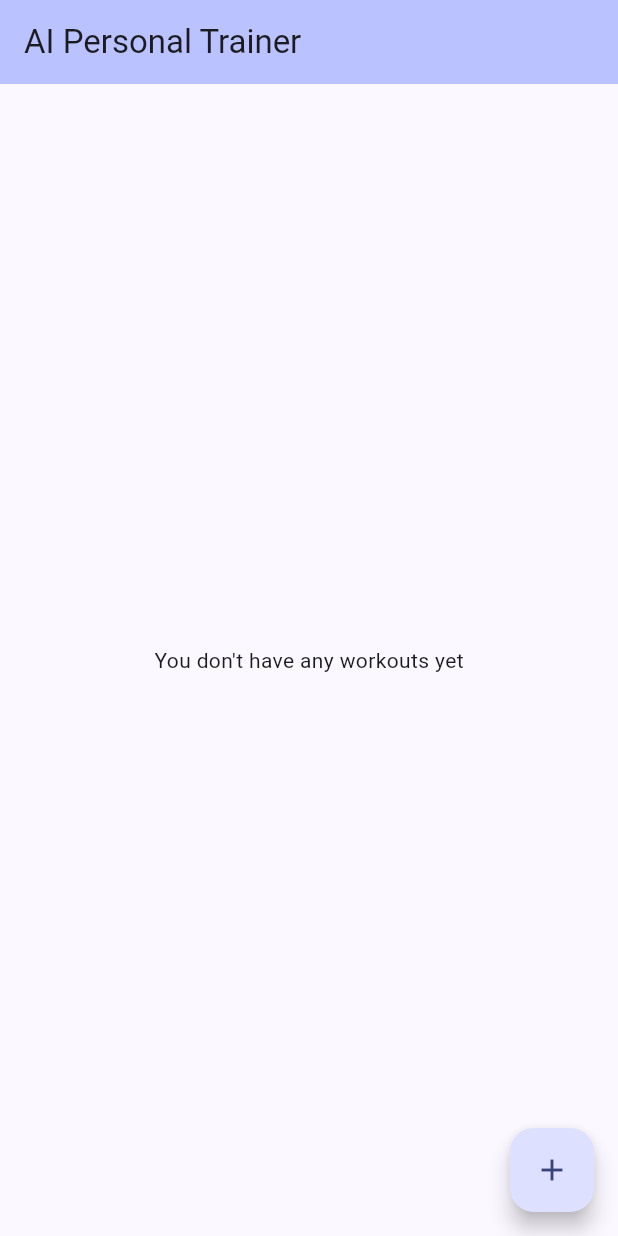
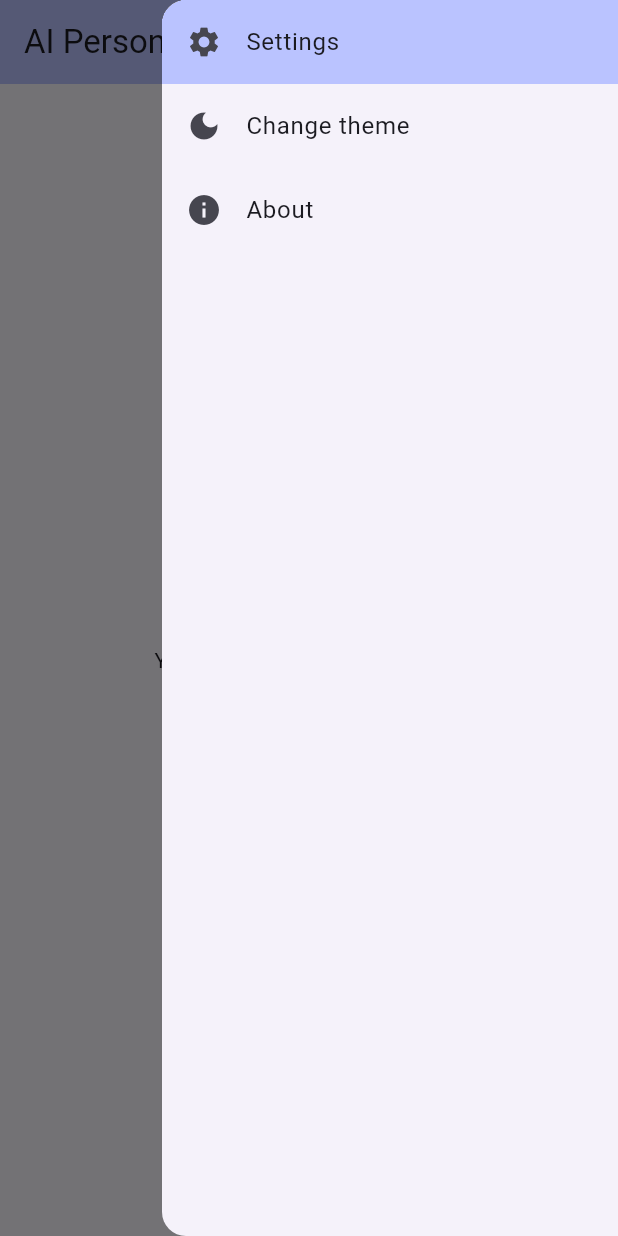
Before and after one commit to Torelli/ai_personal_trainer, a Flutter app: the screen it shows after launch, with the side drawer open (before the commit the screen has no drawer), on a phone screen of 412 x 824 dp. Run offline on Flutter 3.47's test engine with Material 3 defaults, Android fonts, the phone set to English and light mode, and no system bars; our stand-ins replace shared_preferences; missing offline and left inert: dart_openai, dotenv.

Commit message:
feat: implemented about alert, theme switch + code refactor

```diff
--- a/lib/main.dart
+++ b/lib/main.dart
@@ -1,16 +1,103 @@
 import 'dart:io';
 
+import 'package:ai_personal_trainer/model/workout_day.dart';
+import 'package:ai_personal_trainer/model/workout_request.dart';
 import 'package:ai_personal_trainer/service/get_response.dart';
 import 'package:ai_personal_trainer/service/workout_storage.dart';
+import 'package:ai_personal_trainer/model/workout.dart';
 import 'package:flutter/material.dart';
 import 'package:flutter/services.dart';
 import 'package:provider/provider.dart';
+import 'package:shared_preferences/shared_preferences.dart';
+import 'package:url_launcher/url_launcher_string.dart';
 
 void main() {
   runApp(MyApp());
 }
 
-class MyApp extends StatelessWidget {
+class MyApp extends StatefulWidget {
+  @override
+  State<MyApp> createState() => _MyAppState();
+
+  // ignore: library_private_types_in_public_api
+  static _MyAppState of(BuildContext context) =>
+      context.findAncestorStateOfType<_MyAppState>()!;
+}
+
+class _MyAppState extends State<MyApp> {
+  ThemeMode _themeMode = ThemeMode.system;
+
+  @override
+  void initState() {
+    super.initState();
+    _loadTheme();
+  }
+
+  Future<void> _loadTheme() async {
+    final prefs = await SharedPreferences.getInstance();
+    if (prefs.getString('theme') == null) {
+      return;
+    }
+    if (prefs.getString('theme') == 'dark') {
+      setState(() {
+        _themeMode = ThemeMode.dark;
+      });
+    }
+    if (prefs.getString('theme') == 'light') {
+      setState(() {
+        _themeMode = ThemeMode.light;
+      });
+    }
+  }
+
+  void toggleTheme() async {
+    var brightness = MediaQuery.of(context).platformBrightness;
+    bool isDarkMode = brightness == Brightness.dark;
+    final prefs = await SharedPreferences.getInstance();
+
+    switch (_themeMode) {
+      case ThemeMode.system:
+        setState(() {
+          if (isDarkMode) {
+            _themeMode = ThemeMode.light;
+            prefs.setString('theme', 'light');
+          } else {
+            _themeMode = ThemeMode.dark;
+            prefs.setString('theme', 'dark');
+          }
+        });
+      case ThemeMode.light:
+        setState(() {
+          _themeMode = ThemeMode.dark;
+          prefs.setString('theme', 'dark');
+        });
+      default:
+        setState(() {
+          _themeMode = ThemeMode.light;
+          prefs.setString('theme', 'light');
+        });
+    }
+  }
+
+  IconData getCorrectIcon() {
+    var brightness = MediaQuery.of(context).platformBrightness;
+    bool isDarkMode = brightness == Brightness.dark;
+    IconData icon;
+    switch (_themeMode) {
+      case ThemeMode.system:
+        if (isDarkMode) {
+          icon = Icons.light_mode;
+        } else {
+          icon = Icons.dark_mode;
+        }
+      case ThemeMode.light:
+        icon = Icons.dark_mode;
+      default:
+        icon = Icons.light_mode;
+    }
+    return icon;
+  }
+
   @override
   Widget build(BuildContext context) {
     return ChangeNotifierProvider(
@@ -22,6 +109,12 @@ class MyApp extends StatelessWidget {
           colorScheme: ColorScheme.fromSeed(
               seedColor: Colors.indigo, brightness: Brightness.light),
         ),
+        darkTheme: ThemeData(
+          useMaterial3: true,
+          colorScheme: ColorScheme.fromSeed(
+              seedColor: Colors.indigo, brightness: Brightness.dark),
+        ),
+        themeMode: _themeMode,
         home: MyHomePage(
           storage: WorkoutStorage(),
         ),
@@ -30,98 +123,7 @@ class MyApp extends StatelessWidget {
   }
 }
 
-class WorkoutRequest {
-  List<String> days;
-  List<String> goals;
-  List<String> modalities;
-  String duration;
-
-  WorkoutRequest(this.days, this.goals, this.modalities, this.duration);
-
-  Map toJson() => {
-        'days': days,
-        'modalities': modalities,
-        'goals': goals,
-        'duration': duration
-      };
-}
-
-class Exercise {
-  late String name;
-  late String description;
-  late String reps;
-  bool isExpanded = false;
-
-  Exercise({required this.name, required this.description, required this.reps});
-
-  factory Exercise.fromJson(Map<String, dynamic> json) {
-    return Exercise(
-        name: json['name'] as String,
-        description: json['description'] as String,
-        reps: json['reps'] as String);
-  }
-
-  Map<String, dynamic> toJson() =>
-      {'name': name, 'description': description, 'reps': reps};
-}
-
-class WorkoutDay {
-  late String day;
-  late String duration;
-  late List<Exercise> exercises;
-
-  WorkoutDay(
-      {required this.day, required this.duration, required this.exercises});
-
-  factory WorkoutDay.fromJson(Map<String, dynamic> json) {
-    var exercisesJson = json['exercises'] as List;
-    List<Exercise> exercises =
-        exercisesJson.map((v) => Exercise.fromJson(v)).toList();
-    return WorkoutDay(
-        day: json['day'] as String,
-        duration: json['duration'] as String,
-        exercises: exercises);
-  }
-
-  Map<String, dynamic> toJson() => {
-        'day': day,
-        'duration': duration,
-        'exercises': exercises.map((e) => e.toJson()).toList(),
-      };
-}
-
-class Workout {
-  late String name;
-  late List<String> goals;
-  late List<String> modalities;
-  late List<WorkoutDay> days;
-
-  Workout(
-      {required this.name,
-      required this.goals,
-      required this.modalities,
-      required this.days});
-
-  factory Workout.fromJson(
-      Map<String, dynamic> json, List<String> goals, List<String> modalities) {
-    var daysObjsJson = json['days'] as List;
-    List<WorkoutDay> days =
-        daysObjsJson.map((v) => WorkoutDay.fromJson(v)).toList();
-
-    return Workout(
-        name: json['name'] as String,
-        goals: goals,
-        modalities: modalities,
-        days: days);
-  }
-
-  Map<String, dynamic> toJson() => {
-        'name': name,
-        'goals': goals,
-        'modalities': modalities,
-        'days': days.map((day) => day.toJson()).toList()
-      };
-}
+extension on State<MyApp> {}
 
 class MyAppState extends ChangeNotifier {
   WorkoutRequest request = WorkoutRequest([], [], [], '0h00m');
@@ -144,6 +146,7 @@ class MyHomePage extends StatefulWidget {
 class _MyHomePageState extends State<MyHomePage> {
   int index = 0;
   List<Workout> workouts = [];
+  GlobalKey<ScaffoldState> _scaffoldKey = GlobalKey<ScaffoldState>();
 
   @override
   void initState() {
@@ -176,9 +179,60 @@ class _MyHomePageState extends State<MyHomePage> {
   @override
   Widget build(BuildContext context) {
     return Scaffold(
+      key: _scaffoldKey,
       appBar: AppBar(
         title: Text('AI Personal Trainer'),
         backgroundColor: Theme.of(context).colorScheme.inversePrimary,
+        actions: [
+          IconButton(
+              onPressed: () => _scaffoldKey.currentState!.openEndDrawer(),
+              icon: Icon(Icons.settings))
+        ],
+      ),
+      endDrawer: Drawer(
+        child: ListView(
+          padding: EdgeInsets.zero,
+          children: [
+            ListTile(
+              leading: Icon(Icons.settings),
+              title: Text('Settings'),
+              tileColor: Theme.of(context).colorScheme.inversePrimary,
+            ),
+            ListTile(
+              leading: Icon(MyApp.of(context).getCorrectIcon()),
+              title: Text('Change theme'),
+              onTap: () => MyApp.of(context).toggleTheme(),
+            ),
+            ListTile(
+              leading: Icon(Icons.info),
+              title: Text('About'),
+              onTap: () => showAboutDialog(
+                  context: context,
+                  applicationVersion: '1.0.0',
+                  children: [
+                    Wrap(
+                      children: [
+                        Text('Created by '),
+                        InkWell(
+                          child: Text('Torelli'),
+                          onTap: () {
+                            try {
+                              launchUrlString('https://github.com/Torelli',
+                                  mode: LaunchMode.externalApplication);
+                            } catch (e) {
+                              ScaffoldMessenger.of(context).showSnackBar(
+                                  SnackBar(
+                                      content: Text(
+                                          'Couldn\'t open the browser :(')));
+                            }
+                          },
+                        )
+                      ],
+                    )
+                  ]),
+            )
+          ],
+        ),
       ),
       body: workouts.isEmpty
           ? Center(
@@ -287,10 +341,20 @@ class _MyHomePageState extends State<MyHomePage> {
                                         Navigator.pop(context, 'Success');
                                       }
                                     } catch (e) {
-                                      ScaffoldMessenger.of(context)
-                                          .showSnackBar(SnackBar(
-                                              content: Text(
-                                                  'Something went wrong, try again later')));
+                                      appState.updateRequest(
+                                          WorkoutRequest([], [], [], "0h00m"));
+                                      if (context.mounted) {
+                                        setState(() {
+                                          index = 0;
+                                          appState.updateRequest(WorkoutRequest(
+                                              [], [], [], "0h00m"));
+                                        });
+                                        Navigator.pop(context, 'Fail');
+                                        ScaffoldMessenger.of(context)
+                                            .showSnackBar(SnackBar(
+                                                content: Text(
+                                                    'Something went wrong, try again later')));
+                                      }
                                     }
                                   }
                                 : null,
@@ -352,12 +416,20 @@ class WorkoutPage extends StatelessWidget {
 
   @override
   Widget build(BuildContext context) {
+    final scaffoldStateKey = GlobalKey<ScaffoldState>();
+
     return DefaultTabController(
       initialIndex: 0,
       length: workout.days.length,
       child: Scaffold(
+        key: scaffoldStateKey,
         appBar: AppBar(
           backgroundColor: Theme.of(context).colorScheme.inversePrimary,
+          actions: [
+            IconButton(
+                onPressed: () => scaffoldStateKey.currentState!.openEndDrawer(),
+                icon: Icon(Icons.wysiwyg))
+          ],
           title: Text(workout.name),
           bottom: TabBar(
             tabs: workout.days
@@ -372,10 +444,10 @@ class WorkoutPage extends StatelessWidget {
             padding: EdgeInsets.zero,
             children: [
               ListTile(
-                leading: Icon(Icons.settings),
+                leading: Icon(Icons.wysiwyg),
                 tileColor: Theme.of(context).colorScheme.inversePrimary,
                 title: Text(
-                  'Options',
+                  'Workout Options',
                 ),
               ),
               ListTile(
--- /dev/null
+++ b/lib/model/workout.dart
@@ -0,0 +1,34 @@
+import 'package:ai_personal_trainer/model/workout_day.dart';
+
+class Workout {
+  late String name;
+  late List<String> goals;
+  late List<String> modalities;
+  late List<WorkoutDay> days;
+
+  Workout(
+      {required this.name,
+      required this.goals,
+      required this.modalities,
+      required this.days});
+
+  factory Workout.fromJson(
+      Map<String, dynamic> json, List<String> goals, List<String> modalities) {
+    var daysObjsJson = json['days'] as List;
+    List<WorkoutDay> days =
+        daysObjsJson.map((v) => WorkoutDay.fromJson(v)).toList();
+
+    return Workout(
+        name: json['name'] as String,
+        goals: goals,
+        modalities: modalities,
+        days: days);
+  }
+
+  Map<String, dynamic> toJson() => {
+        'name': name,
+        'goals': goals,
+        'modalities': modalities,
+        'days': days.map((day) => day.toJson()).toList()
+      };
+}
--- /dev/null
+++ b/lib/model/workout_day.dart
@@ -0,0 +1,26 @@
+import 'package:ai_personal_trainer/model/exercise.dart';
+
+class WorkoutDay {
+  late String day;
+  late String duration;
+  late List<Exercise> exercises;
+
+  WorkoutDay(
+      {required this.day, required this.duration, required this.exercises});
+
+  factory WorkoutDay.fromJson(Map<String, dynamic> json) {
+    var exercisesJson = json['exercises'] as List;
+    List<Exercise> exercises =
+        exercisesJson.map((v) => Exercise.fromJson(v)).toList();
+    return WorkoutDay(
+        day: json['day'] as String,
+        duration: json['duration'] as String,
+        exercises: exercises);
+  }
+
+  Map<String, dynamic> toJson() => {
+        'day': day,
+        'duration': duration,
+        'exercises': exercises.map((e) => e.toJson()).toList(),
+      };
+}
--- /dev/null
+++ b/lib/model/workout_request.dart
@@ -0,0 +1,15 @@
+class WorkoutRequest {
+  List<String> days;
+  List<String> goals;
+  List<String> modalities;
+  String duration;
+
+  WorkoutRequest(this.days, this.goals, this.modalities, this.duration);
+
+  Map toJson() => {
+        'days': days,
+        'modalities': modalities,
+        'goals': goals,
+        'duration': duration
+      };
+}
--- a/lib/service/get_response.dart
+++ b/lib/service/get_response.dart
@@ -1,5 +1,6 @@
 import 'dart:convert';
-import 'package:ai_personal_trainer/main.dart';
+import 'package:ai_personal_trainer/model/workout_request.dart';
+import 'package:ai_personal_trainer/model/workout.dart';
 import 'package:dart_openai/dart_openai.dart';
 import 'package:dotenv/dotenv.dart';
 
--- a/lib/service/workout_storage.dart
+++ b/lib/service/workout_storage.dart
@@ -1,7 +1,7 @@
 import 'dart:convert';
 import 'dart:io';
 
-import 'package:ai_personal_trainer/main.dart';
+import 'package:ai_personal_trainer/model/workout.dart';
 import 'package:path_provider/path_provider.dart';
 
 class WorkoutStorage {
--- a/pubspec.yaml
+++ b/pubspec.yaml
@@ -39,6 +39,8 @@ dependencies:
   dart_openai: ^5.1.0
   dotenv: ^4.2.0
   path_provider: ^2.1.5
+  shared_preferences: ^2.3.4
+  url_launcher: ^6.3.1
 
 dev_dependencies:
   flutter_test:
```
Also changed, not shown: lib/model/exercise.dart (added, +18 -0 lines), pubspec.lock, 5 other files.
